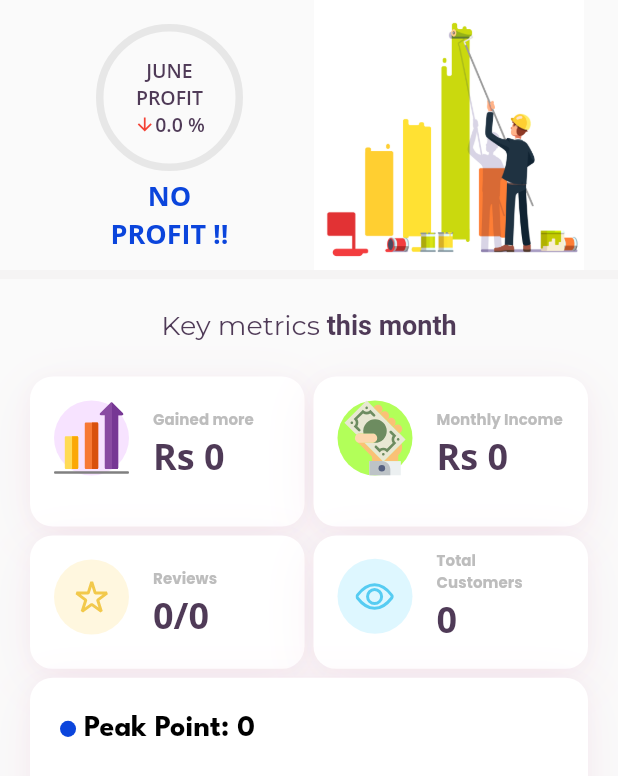
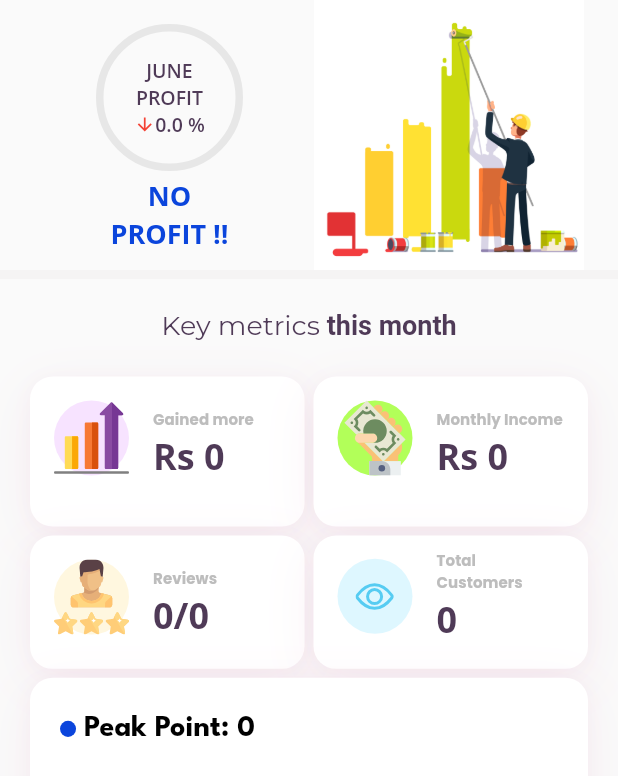
Before and after one commit to ethos-fit19/servicr_sp, a Flutter app: the DashboardScreen screen opened directly, on a phone screen of 412 x 824 dp. Shown: the top 776 px of the screen. Run offline on Flutter 3.47's test engine with Material 2 defaults, Android fonts, the phone set to English and light mode, and no system bars; our stand-ins replace dio, email_validator, fl_chart, flutter_hooks, flutter_svg, fluttertoast and 10 more; missing offline and left inert: flutter_share, image_picker_for_web, mailto, shared_preferences_web; accounts and stored records are empty; network calls fail; statements that could not run were skipped.

```diff
--- a/lib/views/home/home_page.dart
+++ b/lib/views/home/home_page.dart
@@ -391,7 +391,7 @@ return [lastMonth.toString(),year.toString()];
                             mRight: 3,
                             child: ListTileCustom(
                               bgColor: Color(0xFFFFF7DF),
-                              pathIcon: "starts.svg",
+                              pathIcon: "r1.svg",
                               title: "Reviews",
                               subTitle: monthlyReviews.toString() +
                                   '/' +
```
Also changed, not shown: assets/icons/c1.svg (added).
